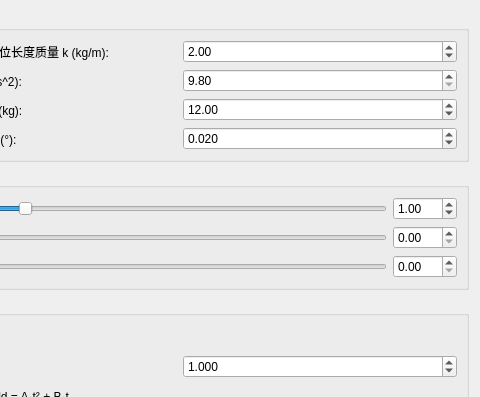
Above: dialogs/paramsettingsdialog.ui from nci1496/SolarWing before the change; both pictures show x 120 to 600 and y 0 to 397 of the 600 by 722 pixel window. Below: the same form after it.
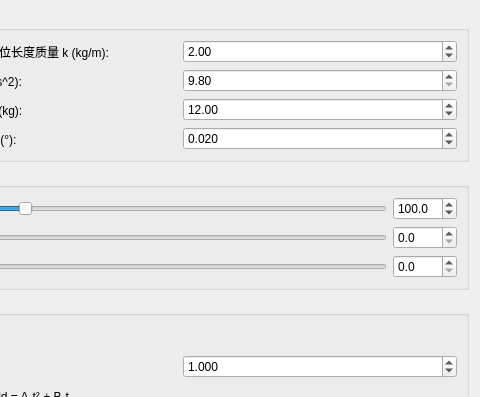
That is the form after the change.

```diff
--- a/dialogs/paramsettingsdialog.ui
+++ b/dialogs/paramsettingsdialog.ui
@@ -162,16 +162,16 @@
          <double>0.000000000000000</double>
         </property>
         <property name="maximum">
-         <double>100.000000000000000</double>
+         <double>1000.000000000000000</double>
         </property>
         <property name="singleStep">
          <double>0.100000000000000</double>
         </property>
         <property name="value">
-         <double>1.000000000000000</double>
+         <double>100.000000000000000</double>
         </property>
         <property name="decimals">
-         <number>2</number>
+         <number>1</number>
         </property>
        </widget>
       </item>
@@ -201,13 +201,13 @@
          <double>0.000000000000000</double>
         </property>
         <property name="maximum">
-         <double>100.000000000000000</double>
+         <double>1000.000000000000000</double>
         </property>
         <property name="singleStep">
          <double>0.100000000000000</double>
         </property>
         <property name="decimals">
-         <number>2</number>
+         <number>1</number>
         </property>
        </widget>
       </item>
@@ -237,13 +237,13 @@
          <double>0.000000000000000</double>
         </property>
         <property name="maximum">
-         <double>100.000000000000000</double>
+         <double>1000.000000000000000</double>
         </property>
         <property name="singleStep">
          <double>0.100000000000000</double>
         </property>
         <property name="decimals">
-         <number>2</number>
+         <number>1</number>
         </property>
        </widget>
       </item>
```
Left out of the diff: 6 changed lines with no effect on the pictures.
